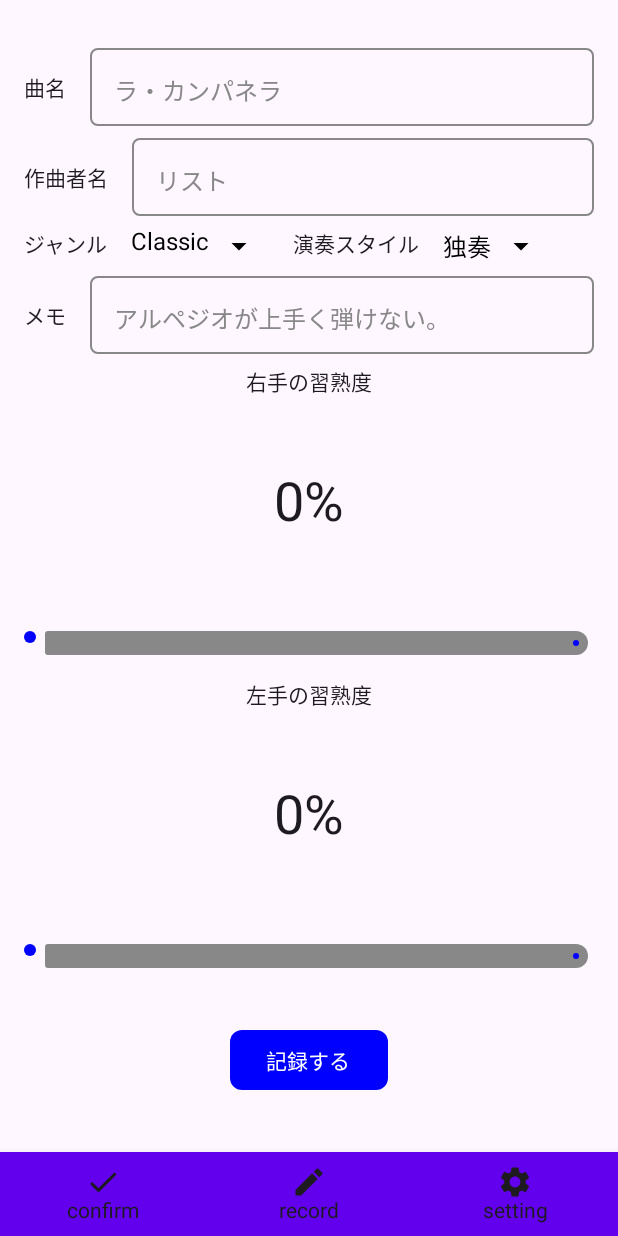
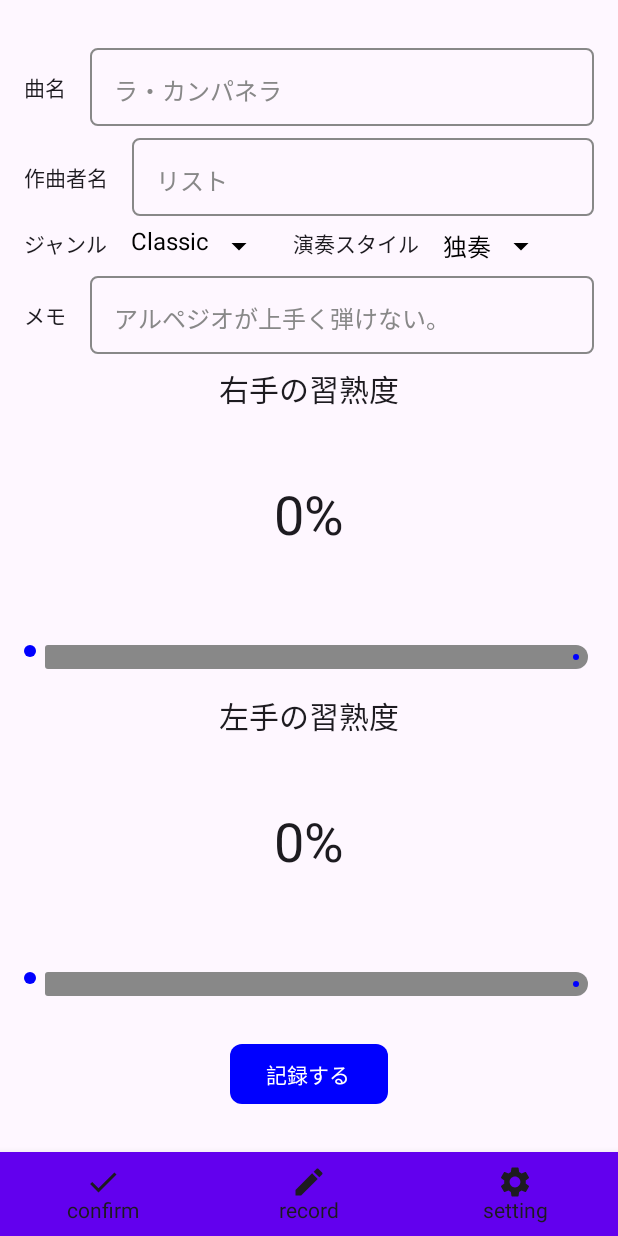
Before and after one commit to Yuki-Naka-Sharing-Study/ProPianoCoverBookCompose, an Android app built with Jetpack Compose: the RecordScreen screen opened through its navigation route, on a phone screen of 412 x 824 dp. Run offline under Robolectric (Android 15) with nearby library versions, the phone set to English and light mode, and no system bars; our stand-ins replace Room's generated code.

Commit message:
Modified the fontSize of ProgressSection.

```diff
--- a/app/src/main/java/com/example/propianocoverbook/RecordScreen.kt
+++ b/app/src/main/java/com/example/propianocoverbook/RecordScreen.kt
@@ -282,7 +282,7 @@ private fun StyleDropdownMenuWithIcon() {
 @Composable
 private fun ProgressSection(label: String, progressContent: @Composable () -> Unit) {
     Column(horizontalAlignment = Alignment.CenterHorizontally) {
-        Text(text = label)
+        Text(text = label, fontSize = 20.sp)
         progressContent()
     }
 }
```
